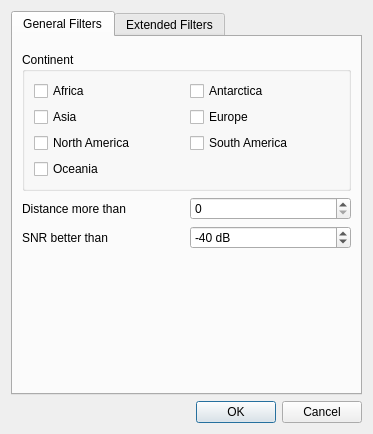
Qt form ui/WsjtxFilterDialog.ui (foldynl/QLog) before a commit.
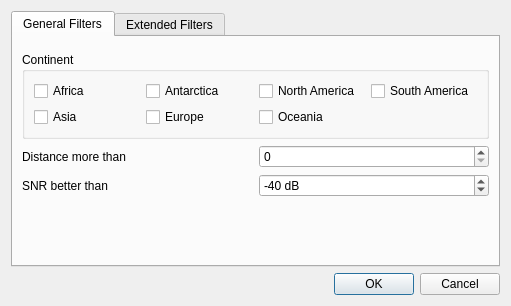
The same form after that commit. Custom widgets are drawn as their Qt base class.

What changed in the file:
```diff
--- a/ui/WsjtxFilterDialog.ui
+++ b/ui/WsjtxFilterDialog.ui
@@ -6,8 +6,8 @@
    <rect>
     <x>0</x>
     <y>0</y>
-    <width>373</width>
-    <height>434</height>
+    <width>511</width>
+    <height>306</height>
    </rect>
   </property>
   <property name="windowTitle">
@@ -25,7 +25,7 @@
       </attribute>
       <layout class="QVBoxLayout" name="verticalLayout_2">
        <item>
-        <widget class="DxccLogStatusWidget" name="logStatusWidget"/>
+        <widget class="DxccLogStatusWidget" name="logStatusWidget" native="true"/>
        </item>
        <item>
         <widget class="QGroupBox" name="continentGroupBox">
@@ -35,7 +35,14 @@
          <layout class="QVBoxLayout" name="verticalLayout_4">
           <item>
            <layout class="QGridLayout" name="gridLayout_2">
-            <item row="2" column="0">
+            <item row="0" column="1">
+             <widget class="QCheckBox" name="anCheckBox">
+              <property name="text">
+               <string>Antarctica</string>
+              </property>
+             </widget>
+            </item>
+            <item row="0" column="2">
              <widget class="QCheckBox" name="naCheckBox">
               <property name="text">
                <string>North America</string>
@@ -49,13 +56,20 @@
               </property>
              </widget>
             </item>
-            <item row="2" column="1">
+            <item row="0" column="3">
              <widget class="QCheckBox" name="saCheckBox">
               <property name="text">
                <string>South America</string>
               </property>
              </widget>
             </item>
+            <item row="1" column="2">
+             <widget class="QCheckBox" name="ocCheckBox">
+              <property name="text">
+               <string>Oceania</string>
+              </property>
+             </widget>
+            </item>
             <item row="0" column="0">
              <widget class="QCheckBox" name="afCheckBox">
               <property name="text">
@@ -63,13 +77,6 @@
               </property>
              </widget>
             </item>
-            <item row="0" column="1">
-             <widget class="QCheckBox" name="anCheckBox">
-              <property name="text">
-               <string>Antarctica</string>
-              </property>
-             </widget>
-            </item>
             <item row="1" column="0">
              <widget class="QCheckBox" name="asCheckBox">
               <property name="text">
@@ -77,13 +84,6 @@
               </property>
              </widget>
             </item>
-            <item row="3" column="0">
-             <widget class="QCheckBox" name="ocCheckBox">
-              <property name="text">
-               <string>Oceania</string>
-              </property>
-             </widget>
-            </item>
            </layout>
           </item>
          </layout>
```
